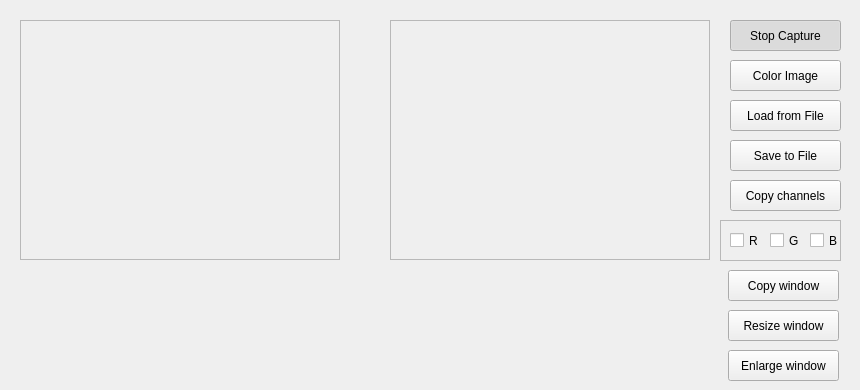
This is Practica3/proyVA3/mainwindow.ui in irmelchor/VisionArtificial as Qt 5 draws it before an edit. The edited form follows.
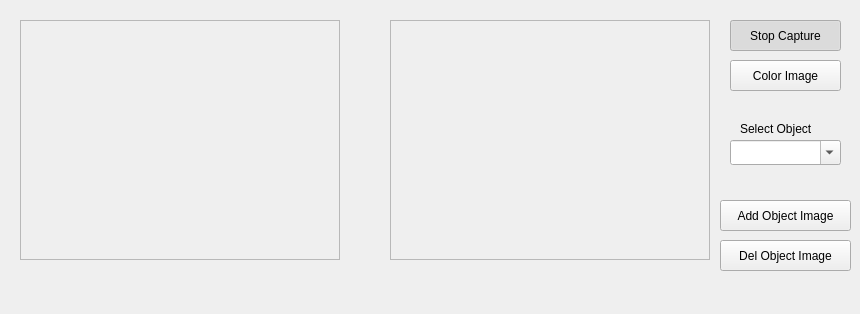
This is the edited form.

Diff of the .ui file:
```diff
--- a/Practica3/proyVA3/mainwindow.ui
+++ b/Practica3/proyVA3/mainwindow.ui
@@ -7,7 +7,7 @@
     <x>0</x>
     <y>0</y>
     <width>860</width>
-    <height>390</height>
+    <height>314</height>
    </rect>
   </property>
   <property name="windowTitle">
@@ -83,155 +83,59 @@
     <bool>false</bool>
    </property>
   </widget>
-  <widget class="QPushButton" name="loadButton">
-   <property name="geometry">
-    <rect>
-     <x>730</x>
-     <y>100</y>
-     <width>111</width>
-     <height>31</height>
-    </rect>
-   </property>
-   <property name="text">
-    <string>Load from File</string>
-   </property>
-   <property name="checkable">
-    <bool>false</bool>
-   </property>
-  </widget>
-  <widget class="QPushButton" name="saveButton">
+  <widget class="QComboBox" name="comboBox">
    <property name="geometry">
     <rect>
      <x>730</x>
      <y>140</y>
      <width>111</width>
-     <height>31</height>
+     <height>25</height>
     </rect>
    </property>
-   <property name="text">
-    <string>Save to File</string>
+   <property name="editable">
+    <bool>true</bool>
    </property>
-   <property name="checkable">
-    <bool>false</bool>
+   <property name="maxVisibleItems">
+    <number>3</number>
    </property>
   </widget>
-  <widget class="QPushButton" name="copyChannelsButton">
+  <widget class="QLabel" name="label">
    <property name="geometry">
     <rect>
-     <x>730</x>
-     <y>180</y>
-     <width>111</width>
-     <height>31</height>
+     <x>740</x>
+     <y>120</y>
+     <width>101</width>
+     <height>17</height>
     </rect>
    </property>
    <property name="text">
-    <string>Copy channels</string>
+    <string>Select Object</string>
    </property>
-   <property name="checkable">
-    <bool>false</bool>
-   </property>
   </widget>
-  <widget class="QFrame" name="frameCheck">
+  <widget class="QPushButton" name="pushButton">
    <property name="geometry">
     <rect>
      <x>720</x>
-     <y>220</y>
-     <width>121</width>
-     <height>41</height>
-    </rect>
-   </property>
-   <property name="frameShape">
-    <enum>QFrame::StyledPanel</enum>
-   </property>
-   <property name="frameShadow">
-    <enum>QFrame::Raised</enum>
-   </property>
-   <widget class="QCheckBox" name="rCheck">
-    <property name="geometry">
-     <rect>
-      <x>10</x>
-      <y>10</y>
-      <width>31</width>
-      <height>21</height>
-     </rect>
-    </property>
-    <property name="text">
-     <string>R</string>
-    </property>
-   </widget>
-   <widget class="QCheckBox" name="gCheck">
-    <property name="geometry">
-     <rect>
-      <x>50</x>
-      <y>10</y>
-      <width>31</width>
-      <height>21</height>
-     </rect>
-    </property>
-    <property name="text">
-     <string>G</string>
-    </property>
-   </widget>
-   <widget class="QCheckBox" name="bCheck">
-    <property name="geometry">
-     <rect>
-      <x>90</x>
-      <y>10</y>
-      <width>31</width>
-      <height>21</height>
-     </rect>
-    </property>
-    <property name="text">
-     <string>B</string>
-    </property>
-   </widget>
-  </widget>
-  <widget class="QPushButton" name="copyWindowButton">
-   <property name="geometry">
-    <rect>
-     <x>728</x>
-     <y>270</y>
-     <width>111</width>
+     <y>200</y>
+     <width>131</width>
      <height>31</height>
     </rect>
    </property>
    <property name="text">
-    <string>Copy window</string>
+    <string>Add Object Image</string>
    </property>
-   <property name="checkable">
-    <bool>false</bool>
-   </property>
   </widget>
   <widget class="QPushButton" name="resizeButton">
    <property name="geometry">
     <rect>
-     <x>728</x>
-     <y>310</y>
-     <width>111</width>
+     <x>720</x>
+     <y>240</y>
+     <width>131</width>
      <height>31</height>
     </rect>
    </property>
    <property name="text">
-    <string>Resize window</string>
-   </property>
-   <property name="checkable">
-    <bool>false</bool>
-   </property>
-  </widget>
-  <widget class="QPushButton" name="enlargeButton">
-   <property name="geometry">
-    <rect>
-     <x>728</x>
-     <y>350</y>
-     <width>111</width>
-     <height>31</height>
-    </rect>
-   </property>
-   <property name="text">
-    <string>Enlarge window</string>
-   </property>
-   <property name="checkable">
-    <bool>false</bool>
+    <string>Del Object Image</string>
    </property>
   </widget>
  </widget>
```
Left out of the diff: 2 changed lines with no effect on the pictures.
